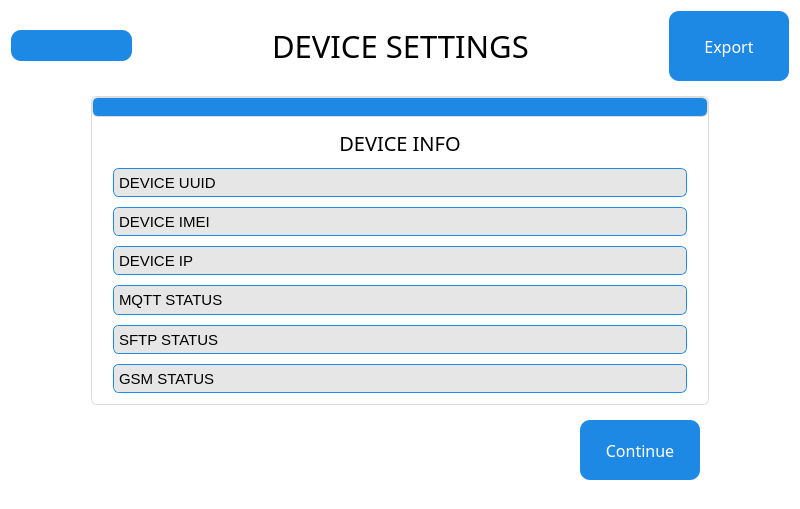
This is QT_APP/devicesettings.ui in eSpark-Backup/nabilfesal-msm-fw as Qt 5 draws it before an edit. The edited form follows.
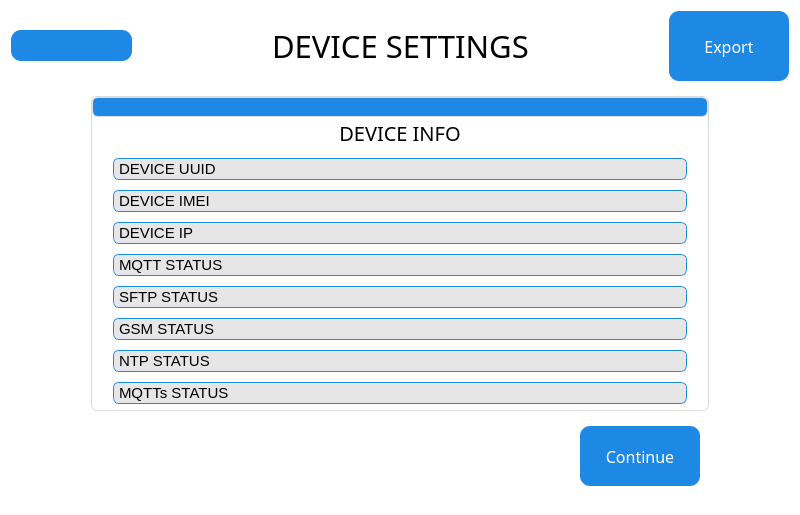
This is the edited form. The open tabs and pages were chosen to show the change. Icons and pictures are not drawn.

Commit message: update device info ui

The edit to the form file:
```diff
--- a/QT_APP/devicesettings.ui
+++ b/QT_APP/devicesettings.ui
@@ -273,13 +273,13 @@
               <number>20</number>
              </property>
              <property name="topMargin">
-              <number>10</number>
+              <number>0</number>
              </property>
              <property name="rightMargin">
               <number>20</number>
              </property>
              <property name="bottomMargin">
-              <number>10</number>
+              <number>5</number>
              </property>
              <item>
               <widget class="QLabel" name="label_3">
@@ -596,6 +596,60 @@
                  </widget>
                 </item>
                 <item>
+                 <widget class="QLabel" name="gsm">
+                  <property name="styleSheet">
+                   <string notr="true">border-color: rgb(230, 230, 230);</string>
+                  </property>
+                  <property name="text">
+                   <string/>
+                  </property>
+                  <property name="alignment">
+                   <set>Qt::AlignRight|Qt::AlignTrailing|Qt::AlignVCenter</set>
+                  </property>
+                 </widget>
+                </item>
+               </layout>
+              </widget>
+             </item>
+             <item>
+              <widget class="QFrame" name="horizontalFrame">
+               <property name="styleSheet">
+                <string notr="true">background: #e6e6e6;              /* Light grey box for info rows */
+    border: 1px solid #1E88E5;        /* Blue thin border */
+    border-radius: 6px;
+    font-size: 15px;
+    color: black;</string>
+               </property>
+               <layout class="QHBoxLayout" name="horizontalLayout_6">
+                <property name="spacing">
+                 <number>0</number>
+                </property>
+                <property name="leftMargin">
+                 <number>0</number>
+                </property>
+                <property name="topMargin">
+                 <number>0</number>
+                </property>
+                <property name="rightMargin">
+                 <number>0</number>
+                </property>
+                <property name="bottomMargin">
+                 <number>0</number>
+                </property>
+                <item>
+                 <widget class="QLabel" name="label_4">
+                  <property name="styleSheet">
+                   <string notr="true">border-color: rgb(230, 230, 230);</string>
+                  </property>
+                  <property name="text">
+                   <string>NTP STATUS</string>
+                  </property>
+                  <property name="textFormat">
+                   <enum>Qt::PlainText</enum>
+                  </property>
+                 </widget>
+                </item>
+                <item>
                  <widget class="QLabel" name="ntp">
                   <property name="styleSheet">
                    <string notr="true">border-color: rgb(230, 230, 230);</string>
@@ -611,6 +665,60 @@
                </layout>
               </widget>
              </item>
+             <item>
+              <widget class="QFrame" name="horizontalFrame">
+               <property name="styleSheet">
+                <string notr="true">background: #e6e6e6;              /* Light grey box for info rows */
+    border: 1px solid #1E88E5;        /* Blue thin border */
+    border-radius: 6px;
+    font-size: 15px;
+    color: black;</string>
+               </property>
+               <layout class="QHBoxLayout" name="horizontalLayout_8">
+                <property name="spacing">
+                 <number>0</number>
+                </property>
+                <property name="leftMargin">
+                 <number>0</number>
+                </property>
+                <property name="topMargin">
+                 <number>0</number>
+                </property>
+                <property name="rightMargin">
+                 <number>0</number>
+                </property>
+                <property name="bottomMargin">
+                 <number>0</number>
+                </property>
+                <item>
+                 <widget class="QLabel" name="label_7">
+                  <property name="styleSheet">
+                   <string notr="true">border-color: rgb(230, 230, 230);</string>
+                  </property>
+                  <property name="text">
+                   <string>MQTTs STATUS</string>
+                  </property>
+                  <property name="textFormat">
+                   <enum>Qt::PlainText</enum>
+                  </property>
+                 </widget>
+                </item>
+                <item>
+                 <widget class="QLabel" name="mqtts">
+                  <property name="styleSheet">
+                   <string notr="true">border-color: rgb(230, 230, 230);</string>
+                  </property>
+                  <property name="text">
+                   <string/>
+                  </property>
+                  <property name="alignment">
+                   <set>Qt::AlignRight|Qt::AlignTrailing|Qt::AlignVCenter</set>
+                  </property>
+                 </widget>
+                </item>
+               </layout>
+              </widget>
+             </item>
             </layout>
            </widget>
           </item>
```
Left out of the diff: 5 changed lines with no effect on the pictures. The commit also changes 7 other files.
